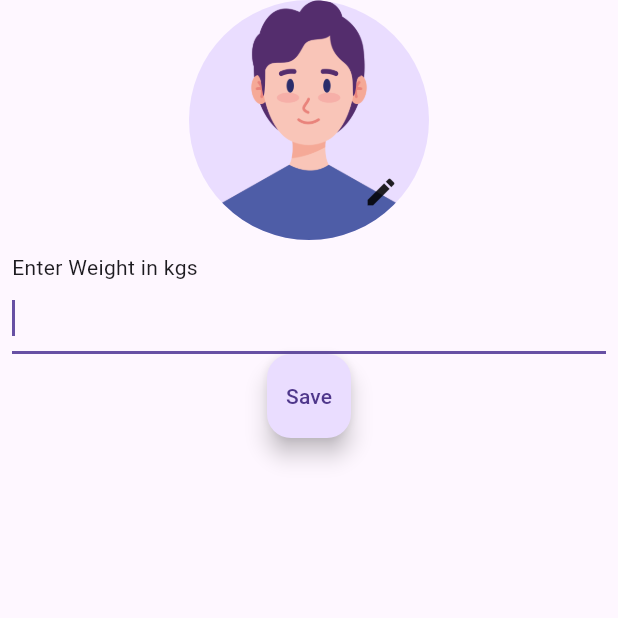
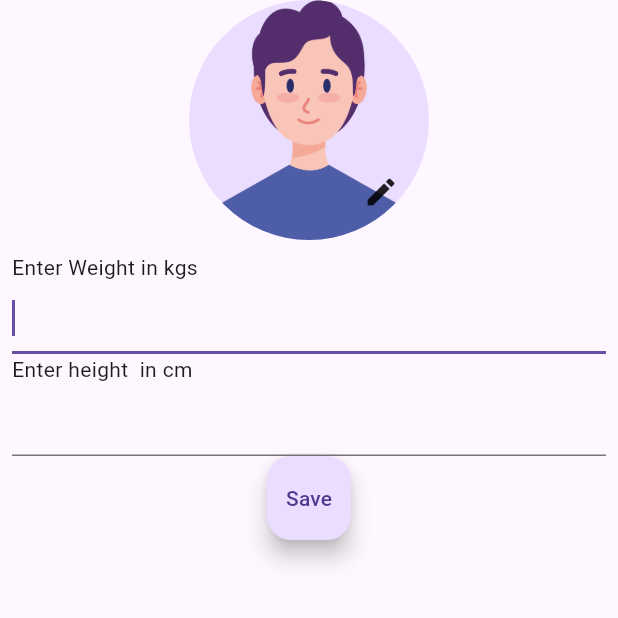
Before and after one commit to Vinesh018/PlusFitness001, a Flutter app: the PersonalDataMainShow screen opened directly, after a tap on "Save", on a phone screen of 412 x 824 dp, the top half of it. Run offline on Flutter 3.47's test engine with Material 3 defaults, Android fonts, the phone set to English and light mode, and no system bars; our stand-ins replace animated_splash_screen, cloud_firestore, firebase_auth, firebase_core, get, google_sign_in and 7 more; missing offline and left inert: dart:ffi, gradient_icon; accounts and stored records are empty; project files that could hold a hidden picture were left out.

Commit message:
Added enter Height Section

```diff
--- a/lib/Bhautik/Myprofilesubpages/StoreUserdata.dart
+++ b/lib/Bhautik/Myprofilesubpages/StoreUserdata.dart
@@ -2,6 +2,7 @@ import 'package:flutter/material.dart';
 import 'package:shared_preferences/shared_preferences.dart';
 
 String? weighdat;
+String? heightdata;
 
 class StoreusingSharedPreferences extends StatefulWidget {
   @override
@@ -13,6 +14,7 @@ class _StoreusingSharedPreferencesState
     extends State<StoreusingSharedPreferences> {
   String? newvalue;
   FocusNode weightfocus = FocusNode();
+  FocusNode heightfocus = FocusNode();
   void initState() {
     super.initState();
     getweightfordisplay();
@@ -21,8 +23,11 @@ class _StoreusingSharedPreferencesState
   void getweightfordisplay() async {
     var prefs = await SharedPreferences.getInstance();
     var getweight = prefs.getString('finalweightvaluestoredinsharedpref');
+    var getheight= prefs.getString('finalHeightvaluestoredinsharedpref');
      weighdat = getweight != Null ? getweight : '0' ;
-    print('Getting Weight fromdatabase id $weighdat');
+     heightdata  = getheight != Null ? getheight: '0' ;
+    print('Getting Weight fromdatabase is $weighdat');
+    print('Getting height fromdatabase is $heightdata');
     setState(() {
     });
   }
@@ -47,19 +52,37 @@ class _StoreusingSharedPreferencesState
             hintText: weighdat,
             ),
           ),
+             Text('Enter height  in cm'),
+          TextFormField(
+            focusNode: heightfocus,
+            keyboardType: TextInputType.number,
+            controller: heightcontroller,
+            decoration: InputDecoration(
+            hintText: heightdata,
+            ),
+          ),
           Center(
             child: FloatingActionButton(
               onPressed: () async {
                 var savedat = weightcontroller.text.toString();
+                var heighttextfieldvalue = heightcontroller.text.toString();
                 if (savedat.isEmpty || savedat == null) {
                   weightfocus.requestFocus();
                   print('enter some Values Plese');
-                } else {
+                }else if(heighttextfieldvalue.isEmpty || heighttextfieldvalue == null){
+                    heightfocus.requestFocus();
+                    print('enter Height Plese');
+                }
+                 else {
                   weighdat = savedat;
+                  heightdata = heighttextfieldvalue;
                   var pef = await SharedPreferences.getInstance();
+                  var peftwo = await SharedPreferences.getInstance();
                   pef.setString(
                       'finalweightvaluestoredinsharedpref', weighdat!);
-                  print('Setting new value to databse is $weighdat');
+                      peftwo.setString('finalHeightvaluestoredinsharedpref',heightdata!);
+                  print('Setting new value to databse weight  is $weighdat');
+                  print('Setting new value of Height in database is  $heightdata');
                   setState(() {});
                 }
               },
--- a/lib/main.dart
+++ b/lib/main.dart
@@ -32,10 +32,10 @@ Future<void> main() async {
     GetMaterialApp(
       debugShowCheckedModeBanner: false,
       title: 'Flutter Tutorial',
-      // home: TutorialHome(),
+      home: TutorialHome(),
       //home: StoreusingSharedPreferences(),
       //  home: PersonalDataMainShow(),
-      home: SplashScreen(),
+      // home: SplashScreen(),
       //home: MainSignUpPage(),
       // home:UserProfileMainRun()
     ),
```
Also changed, not shown: lib/Vinesh/v_bodyMeasure.dart (+12 -6 lines).
